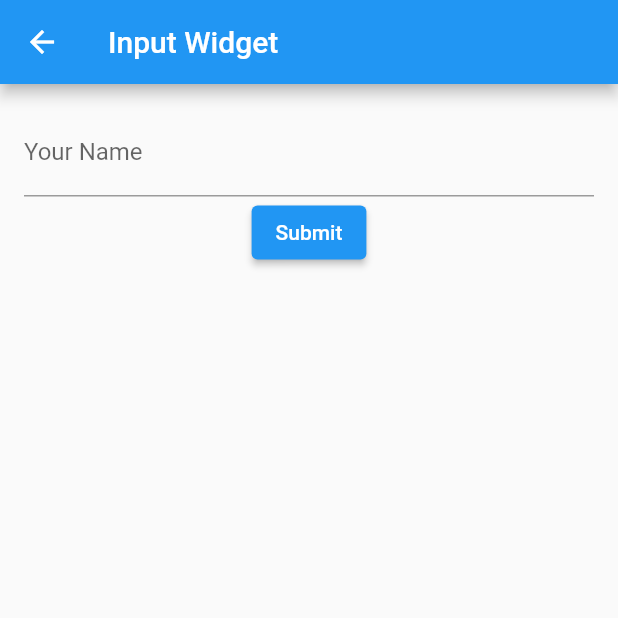
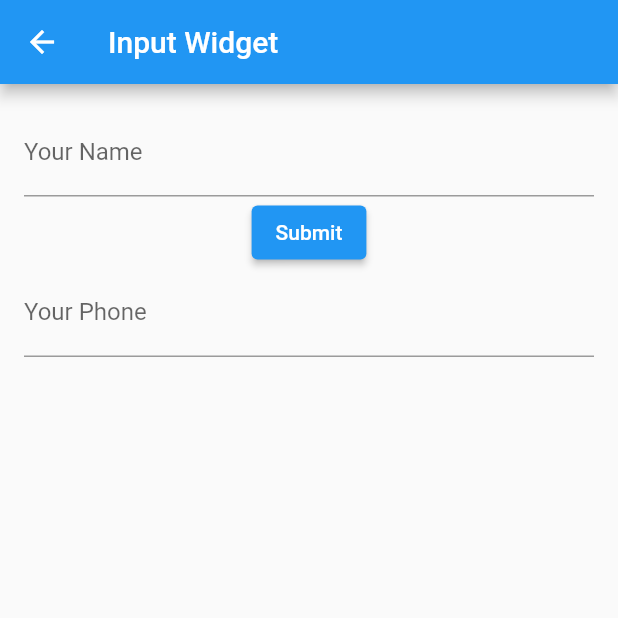
Before and after one commit to Fatimazza/my_flutter_app, a Flutter app: the InputWidgetPage screen opened directly, on a phone screen of 412 x 824 dp, the top half of it. Run offline on Flutter 3.47's test engine with Material 2 defaults, Android fonts, the phone set to English and light mode, and no system bars.

Commit message:
Input Widget - Add Edit Text with Controller Stateful Widget

```diff
--- a/lib/edit_text_2.dart
+++ b/lib/edit_text_2.dart
@@ -8,10 +8,18 @@ class EditText2 extends StatefulWidget {
 }
 
 class _EditText2State extends State<EditText2> {
+  TextEditingController _controller = TextEditingController();
 
   @override
   Widget build(BuildContext context) {
-    // TODO: implement build
-    throw UnimplementedError();
+    return Column(children: [
+      TextField(
+          controller: _controller,
+          decoration: const InputDecoration(
+            hintText: 'Write your phone...',
+            labelText: 'Your Phone',
+          ),
+          keyboardType: TextInputType.number)
+    ]);
   }
 }
--- a/lib/input_widget.dart
+++ b/lib/input_widget.dart
@@ -1,5 +1,6 @@
 import 'package:flutter/material.dart';
 import 'edit_text.dart';
+import 'edit_text_2.dart';
 
 class InputWidgetPage extends StatelessWidget {
   const InputWidgetPage({super.key});
@@ -13,7 +14,7 @@ class InputWidgetPage extends StatelessWidget {
         body: Container(
             padding: const EdgeInsets.all(16.0),
             child: const Column(
-              children: <Widget>[EditText1()],
+              children: <Widget>[EditText1(), EditText2()],
             )));
   }
 }
```
